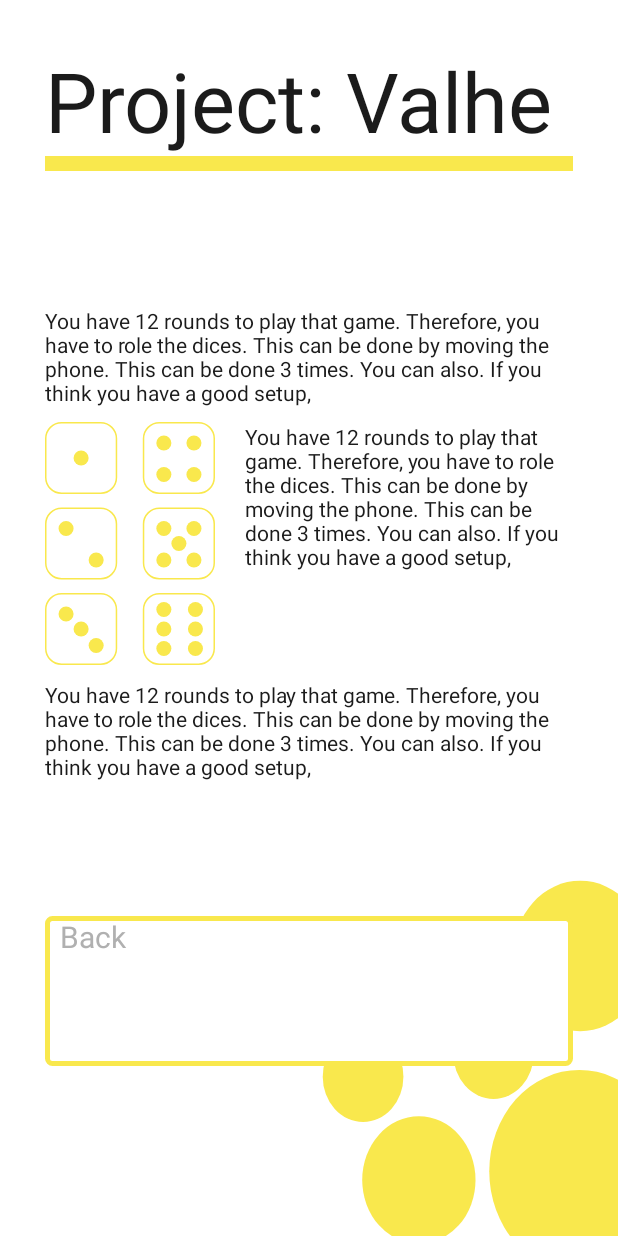
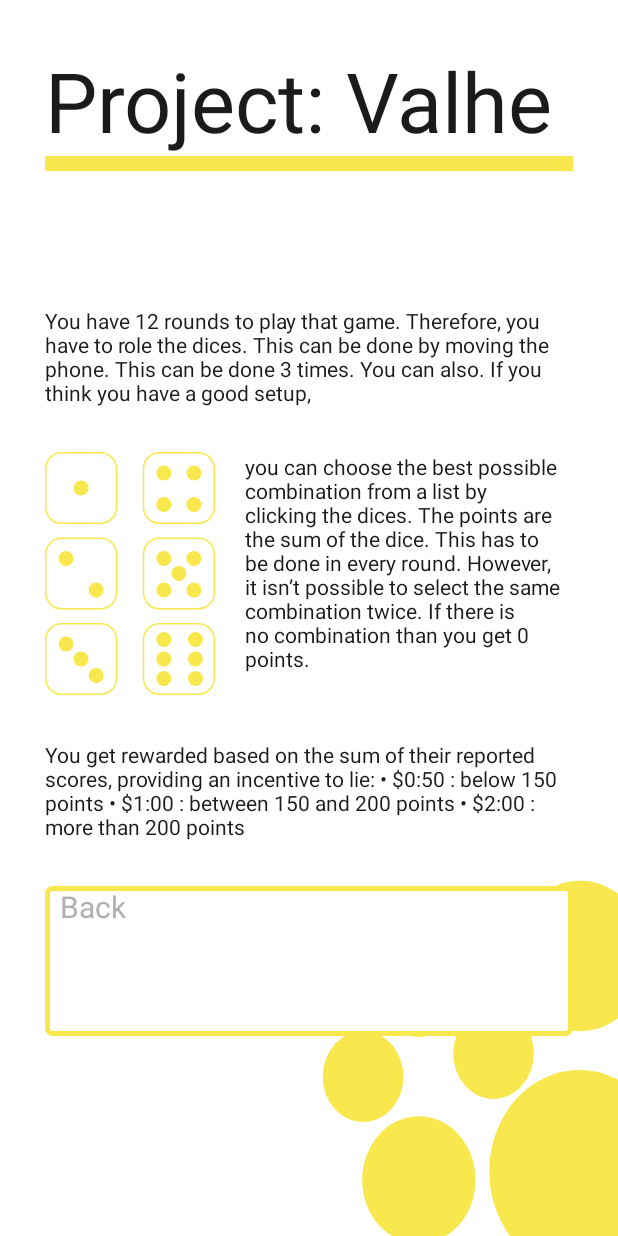
Before and after one commit to JyotsnaGorle/MIS_Final_Project, an Android app: the fragment Information placed in its activity, on a phone screen of 412 x 824 dp. Run offline under Robolectric (Android 15) with nearby library versions, the light colour scheme and no system bars.

Commit message:
change string tags to use right text

```diff
--- a/app/src/main/res/layout/fragment_information.xml
+++ b/app/src/main/res/layout/fragment_information.xml
@@ -35,14 +35,14 @@
         </TableRow>
         <TableRow
             android:layout_width="fill_parent"
-            android:layout_marginBottom="10sp">
+            android:layout_marginBottom="30sp">
             <TextView
                 android:layout_width="wrap_content"
                 android:textColor="@color/primaryTextColor"
                 android:text="@string/informationText_1" />
         </TableRow>
         <TableRow
-            android:layout_marginBottom="10sp"
+            android:layout_marginBottom="30sp"
             android:layout_width="wrap_content">
             <LinearLayout
                 android:layout_width="match_parent"
@@ -59,17 +59,17 @@
                 <TextView
                     android:layout_width="210sp"
                     android:layout_height="wrap_content"
-                    android:text="@string/informationText_1"
+                    android:text="@string/informationText_2"
                     android:textColor="@color/primaryTextColor" />
             </LinearLayout>
         </TableRow>
         <TableRow
             android:layout_width="fill_parent"
-            android:layout_marginBottom="90sp">
+            android:layout_marginBottom="30sp">
             <TextView
                 android:layout_width="wrap_content"
                 android:textColor="@color/primaryTextColor"
-                android:text="@string/informationText_1" />
+                android:text="@string/informationText_3" />
         </TableRow>
         <TableRow>
             <LinearLayout
```
